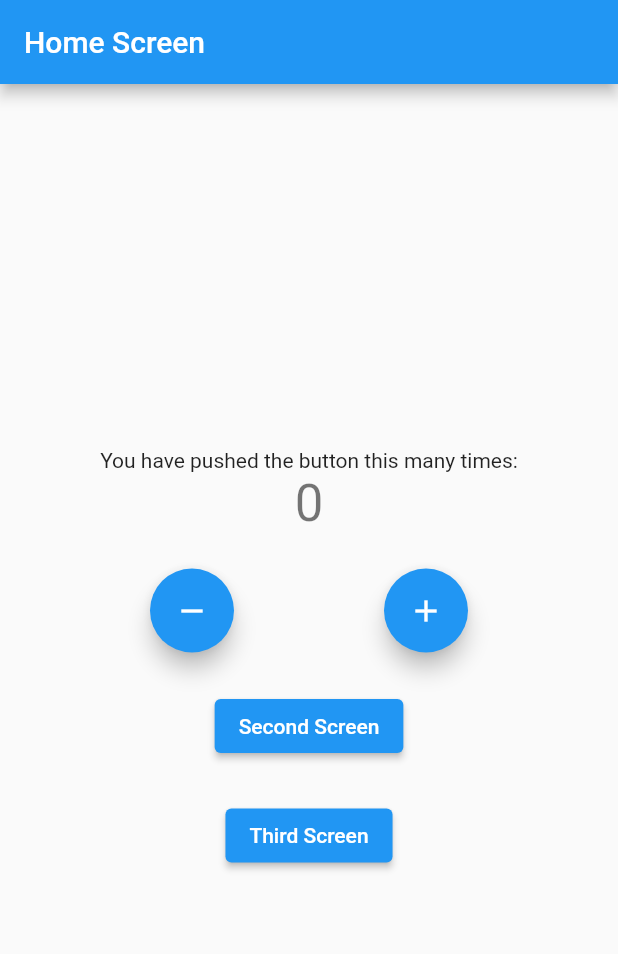
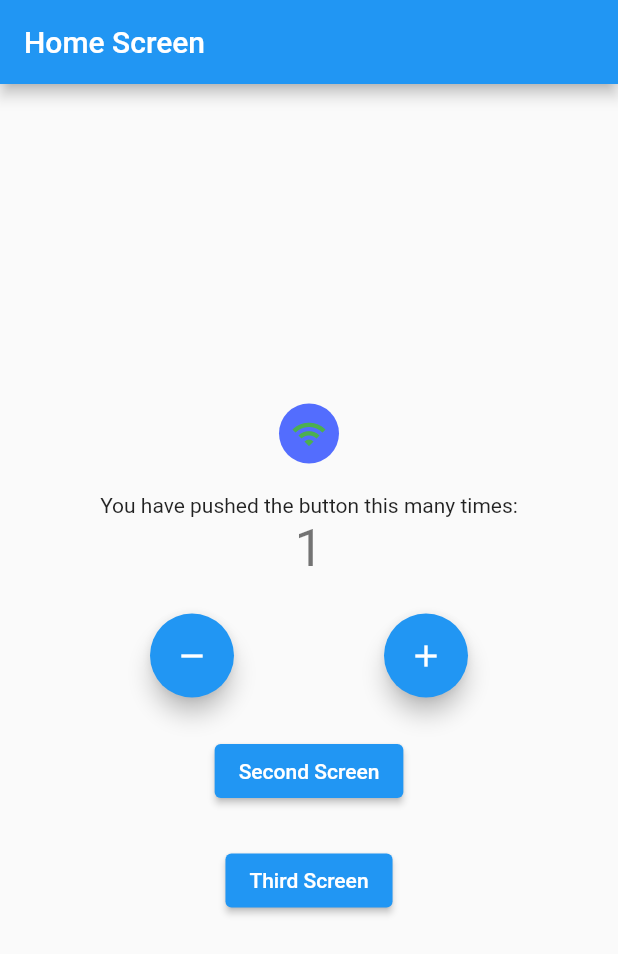
Before and after one commit to Xsidelight/bloc_practice_counter, a Flutter app: the screen it shows after launch, on a phone screen of 412 x 824 dp. Shown: the top 954 px of the screen. Run offline on Flutter 3.47's test engine with Material 2 defaults, Android fonts, the phone set to English and light mode, and no system bars; our stand-ins replace bloc, connectivity, equatable, flutter_bloc.

```diff
--- /dev/null
+++ b/lib/constants/enums.dart
@@ -0,0 +1,4 @@
+enum ConnectionType {
+  Wifi,
+  Mobile,
+}
--- a/lib/logic/cubit/counter_cubit.dart
+++ b/lib/logic/cubit/counter_cubit.dart
@@ -1,12 +1,41 @@
+import 'dart:async';
+
 import 'package:bloc/bloc.dart';
+import 'package:bloc_practice_counter/constants/enums.dart';
+import 'package:bloc_practice_counter/logic/cubit/internet_cubit.dart';
 import 'package:equatable/equatable.dart';
 
 part 'counter_state.dart';
 
 class CounterCubit extends Cubit<CounterState> {
-  CounterCubit() : super(CounterState(counterValue: 0));
+  final InternetCubit internetCubit;
+  StreamSubscription? internetStreamSubscription;
 
-  void increment() => emit(CounterState(counterValue: state.counterValue + 1, wasIncremented: true));
+  CounterCubit({required this.internetCubit})
+      : super(CounterState(counterValue: 0)) {
+    monitorInternetCubit();
+  }
 
-  void decrement() => emit(CounterState(counterValue: state.counterValue - 1, wasIncremented: false));
+  StreamSubscription<InternetState>? monitorInternetCubit() {
+    internetStreamSubscription = internetCubit.stream.listen((internetState) {
+      if (internetState is InternetConnected &&
+          internetState.connectionType == ConnectionType.Wifi) {
+        increment();
+      } else if (internetState is InternetConnected &&
+          internetState.connectionType == ConnectionType.Mobile) {
+        decrement();
+      }
+    });
+  }
+  void increment() => emit(
+      CounterState(counterValue: state.counterValue + 1, wasIncremented: true));
+
+  void decrement() => emit(CounterState(
+      counterValue: state.counterValue - 1, wasIncremented: false));
+
+  @override
+  Future<void> close() {
+    internetStreamSubscription!.cancel();
+    return super.close();
+  }
 }
--- /dev/null
+++ b/lib/logic/cubit/internet_cubit.dart
@@ -0,0 +1,42 @@
+import 'dart:async';
+
+import 'package:bloc/bloc.dart';
+import 'package:bloc_practice_counter/constants/enums.dart';
+import 'package:connectivity/connectivity.dart';
+import 'package:equatable/equatable.dart';
+import 'package:flutter/cupertino.dart';
+
+part 'internet_state.dart';
+
+class InternetCubit extends Cubit<InternetState> {
+  final Connectivity connectivity;
+  StreamSubscription? connectivityStreamSubscription;
+
+  InternetCubit({required this.connectivity}) : super(InternetLoading()) {
+    monitorInternetConnection();
+  }
+
+  void emitInternetConnected(ConnectionType _connectionType) =>
+      emit(InternetConnected(connectionType: _connectionType));
+
+  void emitInternetDisconnected() => emit(InternetDisconnected());
+
+  @override
+  Future<void> close() {
+    connectivityStreamSubscription!.cancel();
+    return super.close();
+  }
+
+  StreamSubscription<ConnectivityResult>? monitorInternetConnection() {
+    connectivityStreamSubscription =
+        connectivity.onConnectivityChanged.listen((connectivityResult) {
+      if (connectivityResult == ConnectivityResult.wifi) {
+        emitInternetConnected(ConnectionType.Wifi, );
+      } else if (connectivityResult == ConnectivityResult.mobile) {
+        emitInternetConnected(ConnectionType.Mobile);
+      } else if (connectivityResult == ConnectivityResult.none){
+        emitInternetDisconnected();
+      }
+    });
+  }
+}
--- /dev/null
+++ b/lib/logic/cubit/internet_state.dart
@@ -0,0 +1,24 @@
+part of 'internet_cubit.dart';
+
+abstract class InternetState extends Equatable {
+  const InternetState();
+}
+
+class InternetLoading extends InternetState {
+  @override
+  List<Object> get props => [];
+}
+
+class InternetConnected extends InternetState {
+  final ConnectionType connectionType;
+
+  InternetConnected({required this.connectionType});
+
+  @override
+  List<Object?> get props => [connectionType];
+}
+
+class InternetDisconnected extends InternetState {
+  @override
+  List<Object?> get props => [];
+}
--- a/lib/main.dart
+++ b/lib/main.dart
@@ -1,25 +1,42 @@
+import 'dart:developer';
+
 import 'package:bloc_practice_counter/logic/cubit/counter_cubit.dart';
+import 'package:bloc_practice_counter/logic/cubit/internet_cubit.dart';
 import 'package:bloc_practice_counter/presentation/router/app_router.dart';
+import 'package:connectivity/connectivity.dart';
 import 'package:flutter/material.dart';
 import 'package:flutter_bloc/flutter_bloc.dart';
 
-void main() {
-  runApp(MyApp());
-}
+void main() => runApp(MyApp(
+      appRouter: AppRouter(),
+      connectivity: Connectivity(),
+    ));
 
 class MyApp extends StatelessWidget {
-  final AppRouter _appRouter = AppRouter();
+  final AppRouter appRouter;
+  final Connectivity connectivity;
+
+  MyApp({required this.appRouter, required this.connectivity});
 
   @override
   Widget build(BuildContext context) {
-    return BlocProvider<CounterCubit>(
-      create: (context) => CounterCubit(),
+    return MultiBlocProvider(
+      providers: [
+        BlocProvider<InternetCubit>(
+          create: (context) => InternetCubit(connectivity: connectivity),
+        ),
+        BlocProvider<CounterCubit>(
+          create: (context) => CounterCubit(
+              internetCubit: BlocProvider.of<InternetCubit>(context)),
+          child: Container(),
+        )
+      ],
       child: MaterialApp(
         title: 'Flutter Demo',
         theme: ThemeData(
           primarySwatch: Colors.blue,
         ),
-        onGenerateRoute: _appRouter.onGenerateRoute,
+        onGenerateRoute: appRouter.onGenerateRoute,
       ),
     );
   }
--- a/lib/presentation/screens/home_screen.dart
+++ b/lib/presentation/screens/home_screen.dart
@@ -1,5 +1,5 @@
 import 'package:bloc_practice_counter/logic/cubit/counter_cubit.dart';
-import 'package:bloc_practice_counter/presentation/screens/second_screen.dart';
+import 'package:bloc_practice_counter/logic/cubit/internet_cubit.dart';
 import 'package:flutter/material.dart';
 import 'package:flutter_bloc/flutter_bloc.dart';
 
@@ -25,6 +25,19 @@ class _HomeScreenState extends State<HomeScreen> {
         child: Column(
           mainAxisAlignment: MainAxisAlignment.center,
           children: <Widget>[
+            CircleAvatar(
+              backgroundColor: Colors.indigoAccent,
+              child: BlocBuilder<InternetCubit, InternetState>(
+                builder: (context, state) {
+                  if (state is InternetConnected) {
+                    return Icon(Icons.wifi, color: Colors.green,);
+                  } else {
+                    return Icon(Icons.signal_wifi_off, color: Colors.red,);
+                  }
+                },
+              ),
+            ),
+            SizedBox(height: 20,),
             Text(
               'You have pushed the button this many times:',
             ),
@@ -49,7 +62,10 @@ class _HomeScreenState extends State<HomeScreen> {
               builder: (context, state) {
                 return Text(
                   '${state.counterValue.toString()}',
-                  style: Theme.of(context).textTheme.headline4,
+                  style: Theme
+                      .of(context)
+                      .textTheme
+                      .headline4,
                 );
               },
             ),
@@ -60,6 +76,7 @@ class _HomeScreenState extends State<HomeScreen> {
               mainAxisAlignment: MainAxisAlignment.spaceEvenly,
               children: [
                 FloatingActionButton(
+                  heroTag: 'one',
                   tooltip: 'Decrement',
                   onPressed: () {
                     BlocProvider.of<CounterCubit>(context).decrement();
@@ -67,6 +84,7 @@ class _HomeScreenState extends State<HomeScreen> {
                   child: Icon(Icons.remove),
                 ),
                 FloatingActionButton(
+                  heroTag: 'two',
                   tooltip: 'Increment',
                   onPressed: () {
                     BlocProvider.of<CounterCubit>(context).increment();
--- a/lib/presentation/screens/second_screen.dart
+++ b/lib/presentation/screens/second_screen.dart
@@ -61,6 +61,7 @@ class _SecondScreenState extends State<SecondScreen> {
               mainAxisAlignment: MainAxisAlignment.spaceEvenly,
               children: [
                 FloatingActionButton(
+                  heroTag: 'three',
                   tooltip: 'Decrement',
                   onPressed: () {
                     BlocProvider.of<CounterCubit>(context).decrement();
@@ -68,6 +69,7 @@ class _SecondScreenState extends State<SecondScreen> {
                   child: Icon(Icons.remove),
                 ),
                 FloatingActionButton(
+                  heroTag: 'four',
                   tooltip: 'Increment',
                   onPressed: () {
                     BlocProvider.of<CounterCubit>(context).increment();
--- a/lib/presentation/screens/third_screen.dart
+++ b/lib/presentation/screens/third_screen.dart
@@ -60,6 +60,7 @@ class _ThirdScreenState extends State<ThirdScreen> {
               mainAxisAlignment: MainAxisAlignment.spaceEvenly,
               children: [
                 FloatingActionButton(
+                  heroTag: 'five',
                   tooltip: 'Decrement',
                   onPressed: () {
                     BlocProvider.of<CounterCubit>(context).decrement();
@@ -67,6 +68,7 @@ class _ThirdScreenState extends State<ThirdScreen> {
                   child: Icon(Icons.remove),
                 ),
                 FloatingActionButton(
+                  heroTag: 'six',
                   tooltip: 'Increment',
                   onPressed: () {
                     BlocProvider.of<CounterCubit>(context).increment();
--- a/pubspec.yaml
+++ b/pubspec.yaml
@@ -32,6 +32,7 @@ dependencies:
   equatable: ^2.0.0
   test: ^1.16.8
   bloc_test: ^8.0.0
+  connectivity: ^3.0.3
 
 dev_dependencies:
   flutter_test:
```
Also changed, not shown: pubspec.lock, 7 other files.
